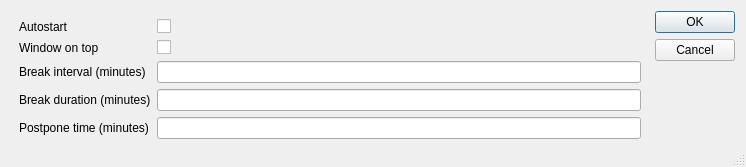
Above: app/settingsdialog.ui from qbreak-app/qbreak before the change. Below: the same form after it.
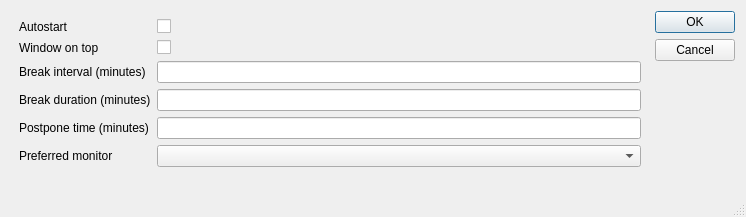
That is the form after the change.

Commit message: - version 0.0.7 - specific monitor can be prefered

Diff of the .ui file:
```diff
--- a/app/settingsdialog.ui
+++ b/app/settingsdialog.ui
@@ -7,7 +7,7 @@
     <x>0</x>
     <y>0</y>
     <width>746</width>
-    <height>167</height>
+    <height>217</height>
    </rect>
   </property>
   <property name="minimumSize">
@@ -104,6 +104,16 @@
      <item row="4" column="1">
       <widget class="QLineEdit" name="mPostponeTimeEdit"/>
      </item>
+     <item row="6" column="0">
+      <widget class="QLabel" name="label_6">
+       <property name="text">
+        <string>Preferred monitor</string>
+       </property>
+      </widget>
+     </item>
+     <item row="6" column="1">
+      <widget class="QComboBox" name="mPreferredMonitorCombobox"/>
+     </item>
     </layout>
    </item>
    <item>
```
Left out of the diff: 4 changed lines with no effect on the pictures. The commit also changes 6 other files.
